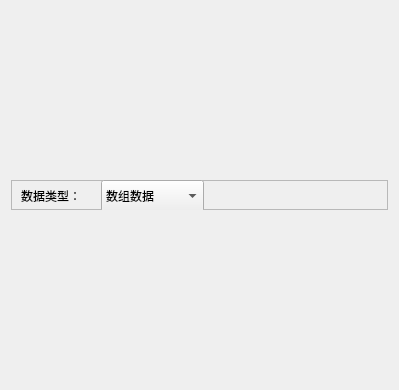
First picture: the form in app/STFormEditor.ui, repository Podmno/SLSApp, before the edit.
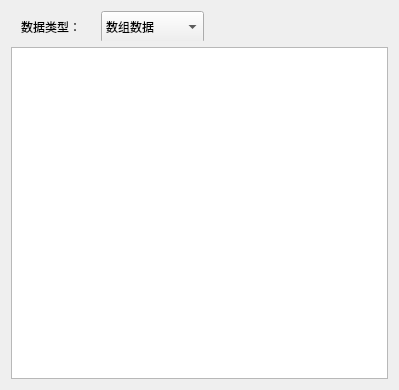
Second picture: the form after the edit.

```diff
--- a/app/STFormEditor.ui
+++ b/app/STFormEditor.ui
@@ -15,10 +15,20 @@
   </property>
   <layout class="QGridLayout" name="gridLayout">
    <item row="1" column="0">
-    <layout class="QVBoxLayout" name="verticalLayout"/>
+    <layout class="QVBoxLayout" name="verticalLayout">
+     <item>
+      <widget class="QTableWidget" name="tableWidget"/>
+     </item>
+    </layout>
    </item>
    <item row="0" column="0">
     <widget class="QFrame" name="frame">
+     <property name="minimumSize">
+      <size>
+       <width>0</width>
+       <height>30</height>
+      </size>
+     </property>
      <property name="maximumSize">
       <size>
        <width>16777215</width>
@@ -26,7 +36,7 @@
       </size>
      </property>
      <property name="frameShape">
-      <enum>QFrame::StyledPanel</enum>
+      <enum>QFrame::NoFrame</enum>
      </property>
      <property name="frameShadow">
       <enum>QFrame::Raised</enum>
```
